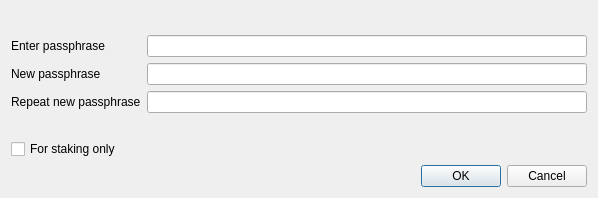
Before: the Qt Designer form src/qt/forms/askpassphrasedialog.ui in jamcont/BancoinCore, drawn with Qt 5.
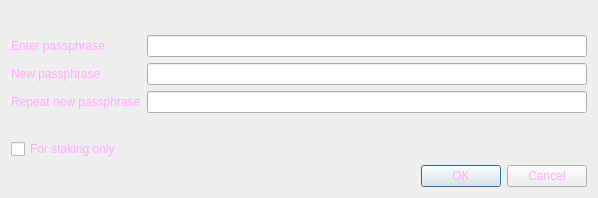
After: the same form once the commit is applied. Icons and pictures are not drawn.

```diff
--- a/src/qt/forms/askpassphrasedialog.ui
+++ b/src/qt/forms/askpassphrasedialog.ui
@@ -25,6 +25,10 @@
   <property name="windowTitle">
    <string>Passphrase Dialog</string>
   </property>
+  <property name="styleSheet">
+   <string notr="true">background-image: url(:/images/bkg2);
+color: rgb(255, 170, 255);</string>
+  </property>
   <layout class="QVBoxLayout" name="verticalLayout">
    <item>
     <widget class="QLabel" name="warningLabel">
```
Left out of the diff: 6 changed lines with no effect on the pictures.
